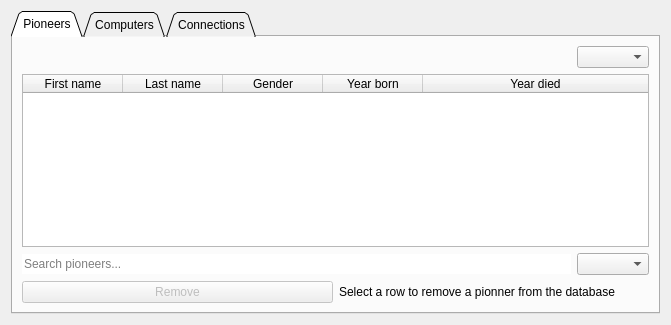
The window that hoopergui/search_widget.ui (VLN1-15-30/fall-project) describes before a commit, drawn with Qt 5.
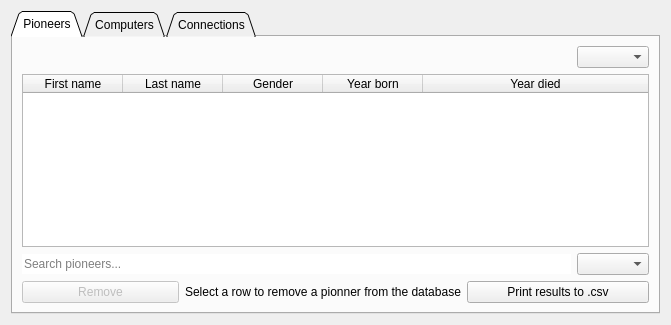
The same window after the commit. The open tabs and pages were chosen to show the change.

The edit to the form file:
```diff
--- a/hoopergui/search_widget.ui
+++ b/hoopergui/search_widget.ui
@@ -29,14 +29,14 @@
       <enum>QTabWidget::Triangular</enum>
      </property>
      <property name="currentIndex">
-      <number>2</number>
+      <number>0</number>
      </property>
      <widget class="QWidget" name="pioneers">
       <attribute name="title">
        <string>Pioneers</string>
       </attribute>
       <layout class="QGridLayout" name="gridLayout">
-       <item row="1" column="0">
+       <item row="3" column="0">
         <widget class="QTableWidget" name="table_pioneers">
          <property name="editTriggers">
           <set>QAbstractItemView::AnyKeyPressed|QAbstractItemView::EditKeyPressed</set>
@@ -80,7 +80,7 @@
          </column>
         </widget>
        </item>
-       <item row="2" column="0">
+       <item row="4" column="0">
         <layout class="QHBoxLayout" name="horizontalLayout">
          <item>
           <widget class="QLineEdit" name="lineEdit_pioneers">
@@ -100,7 +100,13 @@
          </item>
         </layout>
        </item>
-       <item row="4" column="0">
+       <item row="0" column="0" alignment="Qt::AlignRight">
+        <widget class="QComboBox" name="comboBox_OrderPerson"/>
+       </item>
+       <item row="1" column="0">
+        <layout class="QHBoxLayout" name="horizontalLayout_11"/>
+       </item>
+       <item row="6" column="0">
         <layout class="QHBoxLayout" name="horizontalLayout_4">
          <item>
           <widget class="QPushButton" name="pushButton_remove_Pioneer">
@@ -112,18 +118,31 @@
            </property>
           </widget>
          </item>
-         <item>
+         <item alignment="Qt::AlignHCenter">
           <widget class="QLabel" name="label_removePioneer">
            <property name="text">
             <string>Select a row to remove a pionner from the database</string>
            </property>
+           <property name="margin">
+            <number>0</number>
+           </property>
+          </widget>
+         </item>
+         <item alignment="Qt::AlignRight">
+          <widget class="QPushButton" name="pushButton_printDbPerson">
+           <property name="minimumSize">
+            <size>
+             <width>182</width>
+             <height>0</height>
+            </size>
+           </property>
+           <property name="text">
+            <string>Print results to .csv</string>
+           </property>
           </widget>
          </item>
         </layout>
        </item>
-       <item row="0" column="0" alignment="Qt::AlignRight">
-        <widget class="QComboBox" name="comboBox_OrderPerson"/>
-       </item>
       </layout>
      </widget>
      <widget class="QWidget" name="computers">
```
